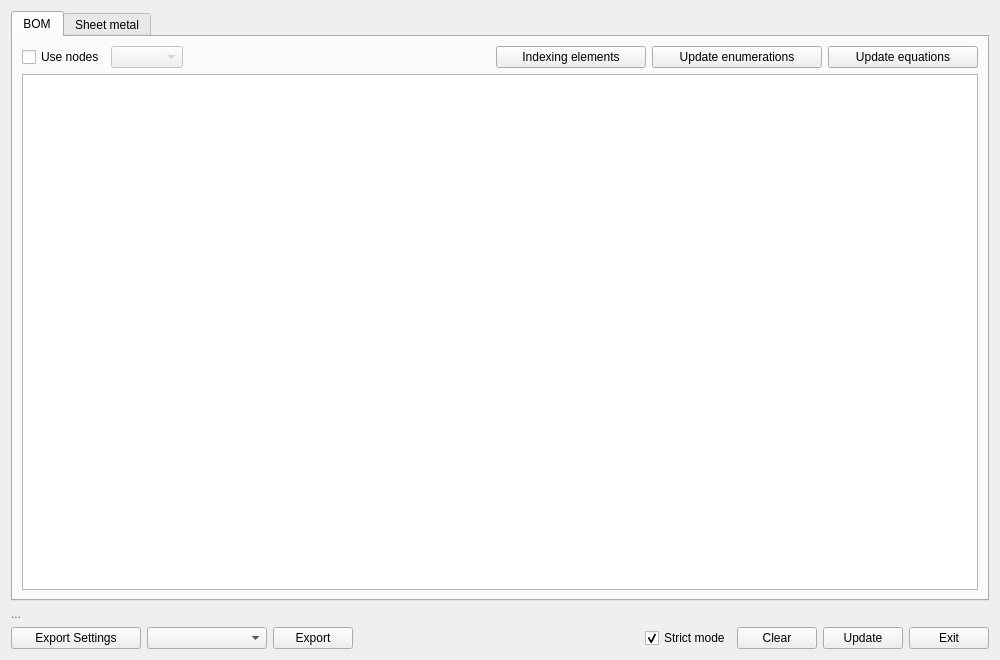
Above: repo/ui/info.ui from GS90/addFC before the change. Below: the same form after it.
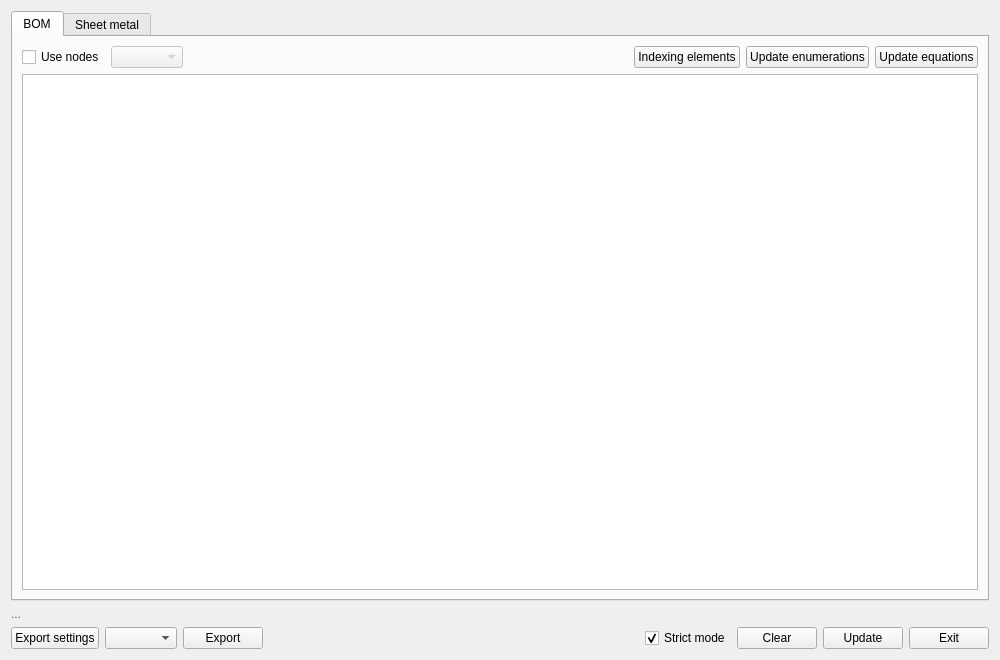
That is the form after the change.

What changed in the file:
```diff
--- a/repo/ui/info.ui
+++ b/repo/ui/info.ui
@@ -62,12 +62,6 @@
          </item>
          <item>
           <widget class="QPushButton" name="pushButtonIndexing">
-           <property name="minimumSize">
-            <size>
-             <width>150</width>
-             <height>0</height>
-            </size>
-           </property>
            <property name="text">
             <string>Indexing elements</string>
            </property>
@@ -75,12 +69,6 @@
          </item>
          <item>
           <widget class="QPushButton" name="pushButtonUEnum">
-           <property name="minimumSize">
-            <size>
-             <width>170</width>
-             <height>0</height>
-            </size>
-           </property>
            <property name="text">
             <string>Update enumerations</string>
            </property>
@@ -88,12 +76,6 @@
          </item>
          <item>
           <widget class="QPushButton" name="pushButtonUEq">
-           <property name="minimumSize">
-            <size>
-             <width>150</width>
-             <height>0</height>
-            </size>
-           </property>
            <property name="text">
             <string>Update equations</string>
            </property>
@@ -455,26 +437,13 @@
     <layout class="QHBoxLayout" name="horizontalLayout_c">
      <item>
       <widget class="QPushButton" name="pushButtonExportSettings">
-       <property name="minimumSize">
-        <size>
-         <width>130</width>
-         <height>0</height>
-        </size>
-       </property>
        <property name="text">
-        <string>Export Settings</string>
+        <string>Export settings</string>
        </property>
       </widget>
      </item>
      <item>
-      <widget class="QComboBox" name="comboBoxExport">
-       <property name="minimumSize">
-        <size>
-         <width>120</width>
-         <height>0</height>
-        </size>
-       </property>
-      </widget>
+      <widget class="QComboBox" name="comboBoxExport"/>
      </item>
      <item>
       <widget class="QPushButton" name="pushButtonExport">
```
